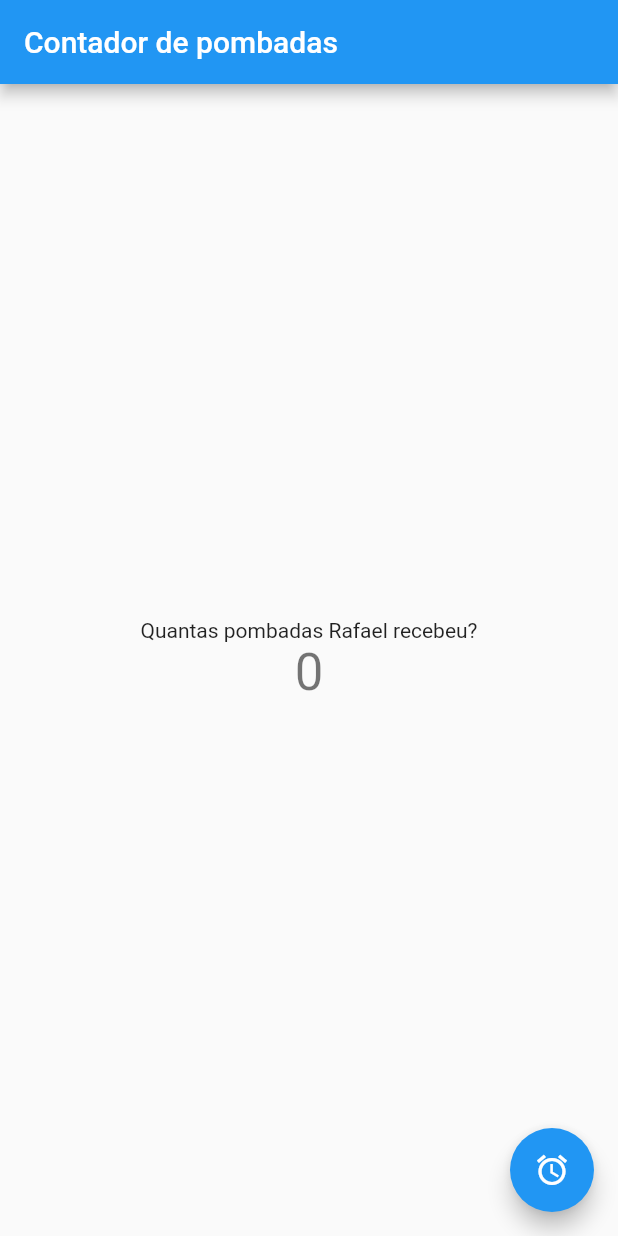
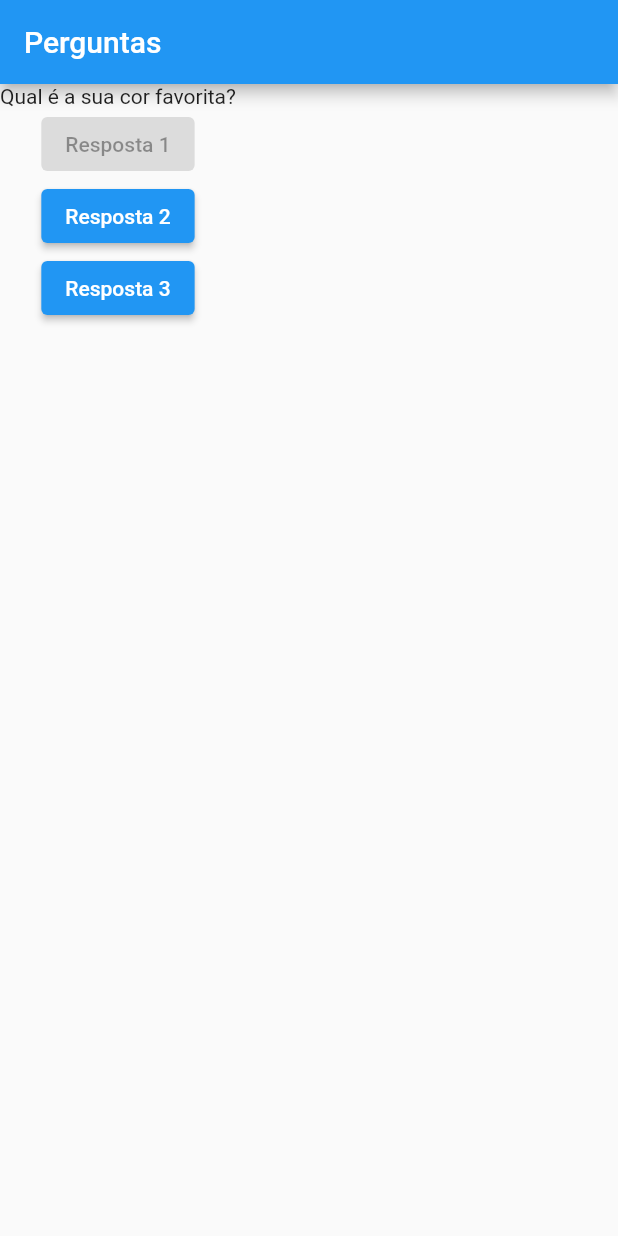
Before and after one commit to GabrielGui13/flutter-course, a Flutter app: the screen it shows after launch, on a phone screen of 412 x 824 dp. Run offline on Flutter 3.47's test engine with Material 2 defaults, Android fonts, the phone set to English and light mode, and no system bars.

Commit message:
inicio da aplicacao de perguntas

```diff
--- a/projeto_perguntas/lib/main.dart
+++ b/projeto_perguntas/lib/main.dart
@@ -1,115 +1,43 @@
 import 'package:flutter/material.dart';
 
-void main() {
-  runApp(const MyApp());
-}
+main() => runApp(PerguntaApp()); //passa uma instancia da aplicacao
 
-class MyApp extends StatelessWidget {
-  const MyApp({Key? key}) : super(key: key);
-
-  // This widget is the root of your application.
-  @override
-  Widget build(BuildContext context) {
-    return MaterialApp(
-      title: 'Flutter Demo',
-      theme: ThemeData(
-        // This is the theme of your application.
-        //
-        // Try running your application with "flutter run". You'll see the
-        // application has a blue toolbar. Then, without quitting the app, try
-        // changing the primarySwatch below to Colors.green and then invoke
-        // "hot reload" (press "r" in the console where you ran "flutter run",
-        // or simply save your changes to "hot reload" in a Flutter IDE).
-        // Notice that the counter didn't reset back to zero; the application
-        // is not restarted.
-        primarySwatch: Colors.blue,
-      ),
-      home: const MyHomePage(title: 'Contador de pombadas'),
-    );
-  }
-}
-
-class MyHomePage extends StatefulWidget {
-  const MyHomePage({Key? key, required this.title}) : super(key: key);
-
-  // This widget is the home page of your application. It is stateful, meaning
-  // that it has a State object (defined below) that contains fields that affect
-  // how it looks.
-
-  // This class is the configuration for the state. It holds the values (in this
-  // case the title) provided by the parent (in this case the App widget) and
-  // used by the build method of the State. Fields in a Widget subclass are
-  // always marked "final".
-
-  final String title;
-
-  @override
-  State<MyHomePage> createState() => _MyHomePageState();
-}
-
-class _MyHomePageState extends State<MyHomePage> {
-  int _counter = 0;
-
-  void _incrementCounter() {
-    setState(() {
-      // This call to setState tells the Flutter framework that something has
-      // changed in this State, which causes it to rerun the build method below
-      // so that the display can reflect the updated values. If we changed
-      // _counter without calling setState(), then the build method would not be
-      // called again, and so nothing would appear to happen.
-      _counter++;
-    });
+class PerguntaApp extends StatelessWidget { //stateless, nao controla estado
+  void responder() {
+    print('Pergunta respondida!');
   }
 
-  @override
-  Widget build(BuildContext context) {
-    // This method is rerun every time setState is called, for instance as done
-    // by the _incrementCounter method above.
-    //
-    // The Flutter framework has been optimized to make rerunning build methods
-    // fast, so that you can just rebuild anything that needs updating rather
-    // than having to individually change instances of widgets.
-    return Scaffold(
-      appBar: AppBar(
-        // Here we take the value from the MyHomePage object that was created by
-        // the App.build method, and use it to set our appbar title.
-        title: Text(widget.title),
-      ),
-      body: Center(
-        // Center is a layout widget. It takes a single child and positions it
-        // in the middle of the parent.
-        child: Column(
-          // Column is also a layout widget. It takes a list of children and
-          // arranges them vertically. By default, it sizes itself to fit its
-          // children horizontally, and tries to be as tall as its parent.
-          //
-          // Invoke "debug painting" (press "p" in the console, choose the
-          // "Toggle Debug Paint" action from the Flutter Inspector in Android
-          // Studio, or the "Toggle Debug Paint" command in Visual Studio Code)
-          // to see the wireframe for each widget.
-          //
-          // Column has various properties to control how it sizes itself and
-          // how it positions its children. Here we use mainAxisAlignment to
-          // center the children vertically; the main axis here is the vertical
-          // axis because Columns are vertical (the cross axis would be
-          // horizontal).
-          mainAxisAlignment: MainAxisAlignment.center,
-          children: <Widget>[
-            const Text(
-              'Quantas pombadas Rafael recebeu?',
+  @override //sobreescrevendo o metodo build
+  Widget build(BuildContext context) { //build da tela, vem do StatelessWidget, context pelo Flutter
+    final List<String> perguntas = [
+      'Qual é a sua cor favorita?',
+      'Qual é o seu animal favorito?'
+    ];
+
+    return MaterialApp(
+      //home: Text('Olá Flutter!!')
+      home: Scaffold(
+        appBar: AppBar( //vem do materialui
+          title: Text('Perguntas') //recebe um widget, e nao um texto
+        ),
+        body: Column(
+          children: [
+            Text(perguntas[0]),
+            ElevatedButton( //antigo RaisedButton
+              child: Text('Resposta 1'),
+              onPressed: null, //sem funcao o botao fica nulo
             ),
-            Text(
-              '$_counter',
-              style: Theme.of(context).textTheme.headline4,
+            ElevatedButton(
+              child: Text('Resposta 2'),
+              onPressed: () => print('Resposta 2 selecionada'),
+            ),
+            ElevatedButton(
+              child: Text('Resposta 3'),
+              onPressed: responder,
             ),
           ],
         ),
       ),
-      floatingActionButton: FloatingActionButton(
-        onPressed: _incrementCounter,
-        tooltip: 'Increment',
-        child: const Icon(Icons.access_alarm),
-      ), // This trailing comma makes auto-formatting nicer for build methods.
     );
   }
 }
```
